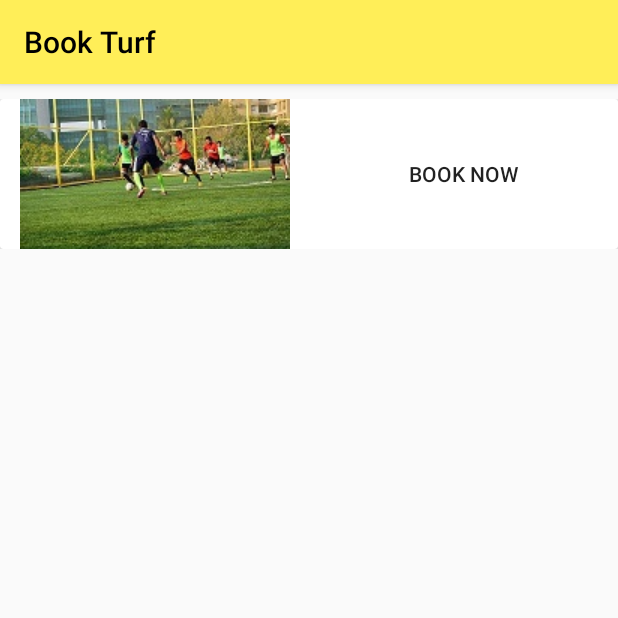
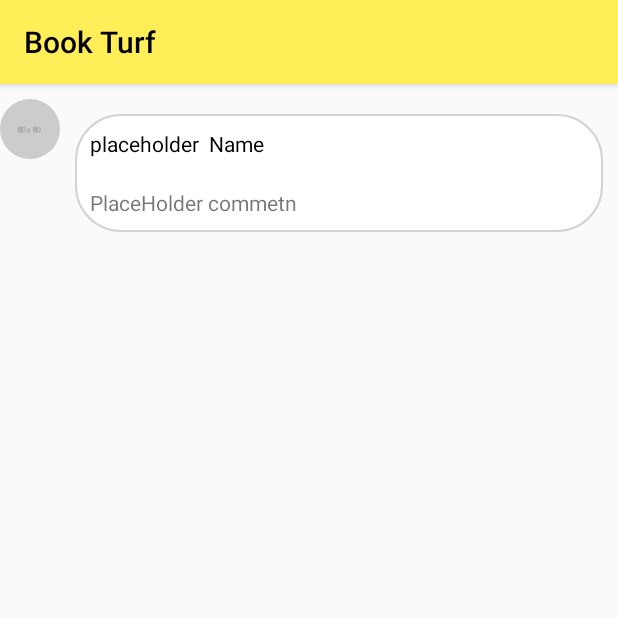
Before and after one commit to balvinderz/Match, an Android app: the BookTurf screen opened directly, with no data from a screen before it, on a phone screen of 412 x 824 dp, the top half of it. Run offline under Robolectric (Android 15) with nearby library versions, the phone set to English and light mode, and no system bars; our stand-ins replace CircleImageView.

Commit message:
comments

```diff
--- a/app/src/main/AndroidManifest.xml
+++ b/app/src/main/AndroidManifest.xml
@@ -12,7 +12,8 @@
         android:roundIcon="@drawable/logo"
         android:supportsRtl="true"
         android:theme="@style/AppTheme">
-        <activity android:name=".MainActivity">
+        <activity android:name=".MainActivity"
+            android:theme="@style/Theme.AppCompat.DayNight.NoActionBar">
             <intent-filter>
                 <action android:name="android.intent.action.MAIN" />
 
--- a/app/src/main/java/tiredcoder/com/match/BookTurf.java
+++ b/app/src/main/java/tiredcoder/com/match/BookTurf.java
@@ -22,10 +22,10 @@ public class BookTurf extends AppCompatActivity {
     protected  void onCreate(Bundle savedInstanceState)
     {
         super.onCreate(savedInstanceState);
-        setContentView(R.layout.recyclerforbooking);
+        setContentView(R.layout.commentslayout);
         getSupportActionBar().setTitle(Html.fromHtml("<font color='#000'>"+"Book Turf</font>"));
-        bookbutton=findViewById(R.id.book);
-        bookbutton.setOnClickListener(new View.OnClickListener() {
+     //   bookbutton=findViewById(R.id.book);
+   /*     bookbutton.setOnClickListener(new View.OnClickListener() {
             @Override
             public void onClick(View v) {
             setContentView(R.layout.selectdate);
@@ -62,9 +62,9 @@ public class BookTurf extends AppCompatActivity {
 
                         mDatePicker.show();
                     }
-                });
+                }); */
 
-            Button button=findViewById(R.id.bookbutton);
+         //   Button button=findViewById(R.id.bookbutton);
          //   button.setOnClickListener(new View.OnClickListener() {
            //     @Override
            //     public void onClick(View v) {
@@ -73,6 +73,6 @@ public class BookTurf extends AppCompatActivity {
           //      }
           //  });
             }
-        });
+      //  });
     }
-}
+//}
--- a/app/src/main/java/tiredcoder/com/match/CreatePost.java
+++ b/app/src/main/java/tiredcoder/com/match/CreatePost.java
@@ -37,7 +37,7 @@ public class CreatePost extends AsyncTask<String,String,String> {
 
         try
         {
-            String link="http://192.168.1.104/myfiles/post.php";
+            String link="http://192.168.1.103/myfiles/post.php";
             String data;
             data = URLEncoder.encode("name","UTF-8")+"="+URLEncoder.encode(postClass.getName(),"UTF-8");
             data+="&" + URLEncoder.encode("message", "UTF-8") + "=" +
--- a/app/src/main/java/tiredcoder/com/match/Home.java
+++ b/app/src/main/java/tiredcoder/com/match/Home.java
@@ -145,7 +145,7 @@ public class Home extends AppCompatActivity {
         protected Void doInBackground(Void... voids) {
 
             String data;
-            String link="http://192.168.1.104/myfiles/profile.php";
+            String link="http://192.168.1.103/myfiles/profile.php";
             try {
 
                 data = URLEncoder.encode("mobile_number","UTF-8")+"="+URLEncoder.encode(mobileno,"UTF-8");
@@ -188,8 +188,9 @@ public class Home extends AppCompatActivity {
                 nameforposting=jsonObject.getString("name");
                 editor.putString("name",jsonObject.getString("name"));
                 editor.putString("email",jsonObject.getString("name"));
-
+                editor.putString("image",jsonObject.getString("image"));
                 bookingid=jsonObject.getString("booking_id");
+                editor.putString("id",String.valueOf(jsonObject.getInt("id")));
                 editor.putString("bookingid",bookingid);
                 editor.apply();
                 mobilenoforposting=jsonObject.getString("mobile");
--- a/app/src/main/java/tiredcoder/com/match/MainActivity.java
+++ b/app/src/main/java/tiredcoder/com/match/MainActivity.java
@@ -19,7 +19,7 @@ Button login,signup;
     @Override
     protected void onCreate(Bundle savedInstanceState) {
         super.onCreate(savedInstanceState);
-        setContentView(R.layout.login);
+        setContentView(R.layout.newlogin);
         mobileno=findViewById(R.id.mobileno);
         password=findViewById(R.id.password);
         emailid=findViewById(R.id.emailid);
--- a/app/src/main/java/tiredcoder/com/match/SignUpActivity.java
+++ b/app/src/main/java/tiredcoder/com/match/SignUpActivity.java
@@ -43,7 +43,7 @@ public class SignUpActivity extends AsyncTask<String,String,String> {
         String password=args[3];
         try
         {
-            String link="http://192.168.1.104/myfiles/login.php";
+            String link="http://192.168.1.103/myfiles/login.php";
             String data;
             data = URLEncoder.encode("name","UTF-8")+"="+URLEncoder.encode(name,"UTF-8");
             data+="&" + URLEncoder.encode("email", "UTF-8") + "=" +
--- a/app/src/main/java/tiredcoder/com/match/SigninActivity.java
+++ b/app/src/main/java/tiredcoder/com/match/SigninActivity.java
@@ -41,7 +41,7 @@ public class  SigninActivity extends AsyncTask<String,String,String> {
     protected String doInBackground(String... arg0)  {
          mobileno=(String) arg0[0];
          pass=arg0[1];
-        String link="http://192.168.1.104/myfiles/login.php";
+        String link="http://192.168.1.103/myfiles/login.php";
         String data= null;
         try {
             data = URLEncoder.encode("mobile_number","UTF-8")+"="+URLEncoder.encode(mobileno,"UTF-8");
--- /dev/null
+++ b/app/src/main/res/drawable/border.xml
@@ -0,0 +1,11 @@
+<?xml version="1.0" encoding="utf-8"?>
+<shape
+    xmlns:android="http://schemas.android.com/apk/res/android"
+    android:shape="rectangle">
+
+    <corners android:radius="30dp" />
+    <solid android:color="@android:color/white" />
+    <stroke
+        android:width="1dip"
+        android:color="#D3D3D3" />
+</shape>
--- /dev/null
+++ b/app/src/main/res/layout/commentslayout.xml
@@ -0,0 +1,35 @@
+<?xml version="1.0" encoding="utf-8"?>
+<LinearLayout
+    xmlns:android="http://schemas.android.com/apk/res/android" android:layout_width="match_parent"
+    android:layout_height="wrap_content"
+    android:layout_marginTop="10dp"
+    android:orientation="horizontal">
+    <de.hdodenhof.circleimageview.CircleImageView
+        android:layout_width="40dp"
+        android:layout_height="40dp"
+        android:id="@+id/image"
+        android:src="@drawable/placeholder"/>
+    <LinearLayout
+        android:layout_width="0dp"
+        android:layout_weight="1"
+        android:orientation="vertical"
+        android:layout_margin="10dp"
+        android:background="@drawable/border"
+        android:layout_height="wrap_content">
+        <TextView
+            android:layout_width="wrap_content"
+            android:layout_height="wrap_content"
+            android:padding="10dp"
+            android:id="@+id/nameofcommenter"
+            android:textColor="#000"
+
+            android:text="placeholder  Name"/>
+        <TextView
+            android:layout_width="wrap_content"
+            android:layout_height="wrap_content"
+            android:id="@+id/comment"
+            android:padding="10dp"
+
+            android:text="PlaceHolder commetn"/>
+    </LinearLayout>
+</LinearLayout>
```
Also changed, not shown: app/src/main/java/tiredcoder/com/match/CommentAdapter.java (added, +58 -0 lines), app/src/main/java/tiredcoder/com/match/CommentClass.java (added, +59 -0 lines), app/src/main/java/tiredcoder/com/match/ImageLoader.java (added, +45 -0 lines), app/src/main/java/tiredcoder/com/match/ShowPosts.java (+195 -1 lines), app/src/main/res/layout/newlogin.xml (added, +82 -0 lines), app/src/main/res/layout/recyclerforcomments.xml (added, +53 -0 lines), app/src/main/res/drawable/send.png (added), 1 other file.
